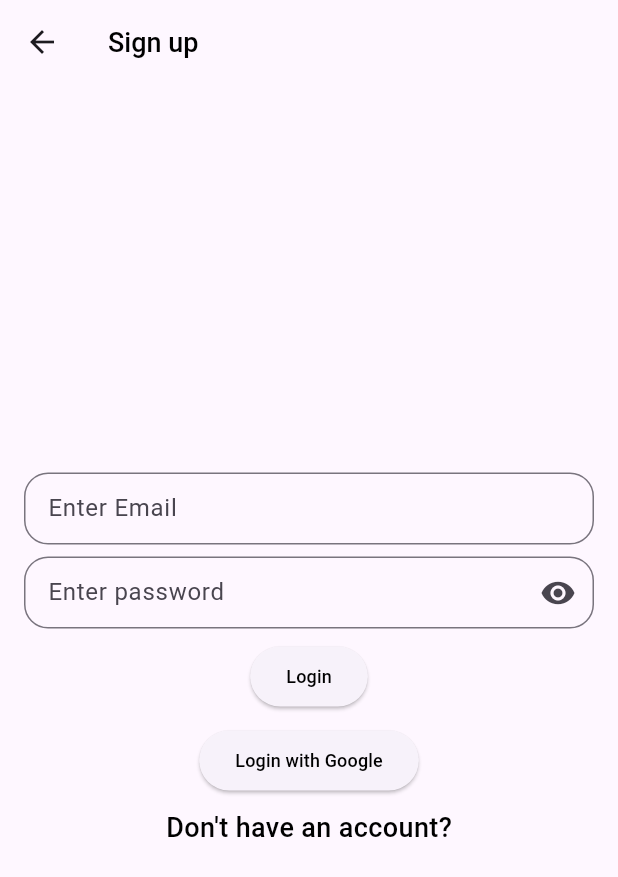
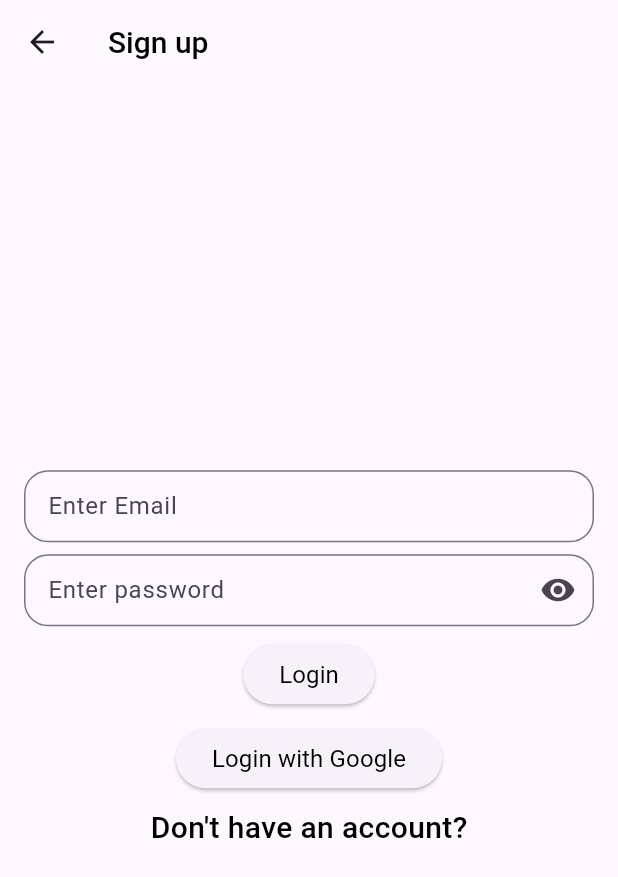
Before and after one commit to Avni21101/Sports-Booking-Flutter, a Flutter app: the LoginScreen screen opened by its route, on a phone screen of 412 x 824 dp. Shown: the top 877 px of the screen. Run offline on Flutter 3.47's test engine with Material 3 defaults, Android fonts, the phone set to English and light mode, and no system bars; our stand-ins replace auto_route, equatable, firebase_core, flutter_bloc, formz, fpdart and 3 more; accounts and stored records are empty; generated files the repository leaves out were written again; statements that could not run were skipped.

Commit message:
refactor: Update AppText widget and typography

```diff
--- a/lib/app_ui/data/typography.dart
+++ b/lib/app_ui/data/typography.dart
@@ -6,87 +6,57 @@ import 'package:flutter/material.dart';
 
 import '../gen/fonts.gen.dart';
 
-
 class AppTypographyData extends Equatable {
   const AppTypographyData({
-    required this.title,
-    required this.subTitle10,
-    required this.paragraph1,
-    required this.xsRegular,
-    required this.S,
-    required this.xsSemiBold,
-    required this.sSemiBold,
-    required this.XL,
-    required this.L,
-    required this.brand,
-    required this.regular10,
+    required this.xxSmall,
+    required this.xSmall,
+    required this.small,
+    required this.regular,
+    required this.medium,
+    required this.large,
+    required this.xlarge,
   });
 
   factory AppTypographyData.regular() => const AppTypographyData(
-    title: TextStyle(
-      fontSize: 16,
+    xxSmall: TextStyle(
+      fontSize: 4,
       fontWeight: FontWeight.w500,
       package: _packageName,
       fontFamily: FontFamily.opensans,
     ),
-    subTitle10: TextStyle(
-      fontSize: 10,
+    xSmall: TextStyle(
+      fontSize: 8,
       fontWeight: FontWeight.w500,
       package: _packageName,
       fontFamily: FontFamily.opensans,
     ),
-    paragraph1: TextStyle(
+    small: TextStyle(
       fontSize: 12,
       fontWeight: FontWeight.w500,
       package: _packageName,
       fontFamily: FontFamily.opensans,
     ),
-    xsRegular: TextStyle(
-      fontSize: 12,
+    regular: TextStyle(
+      fontSize: 16,
       fontWeight: FontWeight.w400,
       package: _packageName,
       fontFamily: FontFamily.opensans,
     ),
-    S: TextStyle(
-      fontSize: 14,
+    medium: TextStyle(
+      fontSize: 20,
       fontWeight: FontWeight.w500,
       package: _packageName,
       fontFamily: FontFamily.opensans,
     ),
-    xsSemiBold: TextStyle(
-      fontSize: 12,
+    large: TextStyle(
+      fontSize: 24,
       fontWeight: FontWeight.w600,
       package: _packageName,
       fontFamily: FontFamily.opensans,
     ),
-    sSemiBold: TextStyle(
-      fontSize: 14,
+    xlarge: TextStyle(
+      fontSize: 28,
       fontWeight: FontWeight.w600,
-      package: _packageName,
-      fontFamily: FontFamily.opensans,
-    ),
-    L: TextStyle(
-      fontSize: 18,
-      fontWeight: FontWeight.w500,
-      package: _packageName,
-      fontFamily: FontFamily.opensans,
-    ),
-    XL: TextStyle(
-      fontSize: 24,
-      fontWeight: FontWeight.w500,
-      package: _packageName,
-      fontFamily: FontFamily.opensans,
-    ),
-    brand: TextStyle(
-      fontSize: 40,
-      fontWeight: FontWeight.w600,
-      package: _packageName,
-      letterSpacing: -2,
-      fontFamily: FontFamily.opensans,
-    ),
-    regular10: TextStyle(
-      fontSize: 11,
-      fontWeight: FontWeight.w400,
       package: _packageName,
       fontFamily: FontFamily.opensans,
     ),
@@ -94,29 +64,14 @@ class AppTypographyData extends Equatable {
 
   static const _packageName = 'app_ui';
 
-  final TextStyle title;
-  final TextStyle subTitle10;
-  final TextStyle paragraph1;
-  final TextStyle xsRegular;
-  final TextStyle S;
-  final TextStyle xsSemiBold;
-  final TextStyle sSemiBold;
-  final TextStyle L;
-  final TextStyle XL;
-  final TextStyle regular10;
-  final TextStyle brand;
+  final TextStyle xxSmall;
+  final TextStyle xSmall;
+  final TextStyle small;
+  final TextStyle regular;
+  final TextStyle medium;
+  final TextStyle large;
+  final TextStyle xlarge;
 
   @override
-  List<Object?> get props => [
-    title,
-    subTitle10,
-    paragraph1,
-    xsRegular,
-    xsSemiBold,
-    regular10,
-    sSemiBold,
-    L,
-    XL,
-    brand,
-  ];
+  List<Object> get props => [xSmall, small, regular, medium, large, xlarge];
 }
--- a/lib/app_ui/widgets/text.dart
+++ b/lib/app_ui/widgets/text.dart
@@ -3,19 +3,7 @@
 import 'package:flutter/widgets.dart';
 import 'package:sports_booking/app_ui/theme.dart';
 
-enum AppTextLevel {
-  title,
-  subTitle,
-  paragraph1,
-  paragraph2,
-  s,
-  xsSemiBold,
-  sSemiBold,
-  XL,
-  L,
-  brand,
-  regular10,
-}
+enum AppTextLevel { xxSmall, xSmall, small, regular, medium, large, xlarge }
 
 class AppText extends StatelessWidget {
   const AppText({
@@ -24,13 +12,13 @@ class AppText extends StatelessWidget {
     this.color,
     this.fontSize,
     this.maxLines,
-    this.level = AppTextLevel.paragraph1,
+    this.level = AppTextLevel.regular,
     this.isUnderLine,
     this.style,
     this.textAlign,
   });
 
-  const AppText.subTitle10({
+  const AppText.xxSmall({
     super.key,
     this.text,
     this.color,
@@ -39,9 +27,9 @@ class AppText extends StatelessWidget {
     this.isUnderLine,
     this.style,
     this.textAlign,
-  }) : level = AppTextLevel.subTitle;
+  }) : level = AppTextLevel.xxSmall;
 
-  const AppText.regular10({
+  const AppText.xSmall({
     super.key,
     this.text,
     this.color,
@@ -50,9 +38,9 @@ class AppText extends StatelessWidget {
     this.isUnderLine,
     this.style,
     this.textAlign,
-  }) : level = AppTextLevel.regular10;
+  }) : level = AppTextLevel.xSmall;
 
-  const AppText.paragraph({
+  const AppText.small({
     super.key,
     this.text,
     this.color,
@@ -61,9 +49,9 @@ class AppText extends StatelessWidget {
     this.isUnderLine,
     this.style,
     this.textAlign,
-  }) : level = AppTextLevel.paragraph1;
+  }) : level = AppTextLevel.small;
 
-  const AppText.base({
+  const AppText.regular({
     super.key,
     this.text,
     this.color,
@@ -72,9 +60,9 @@ class AppText extends StatelessWidget {
     this.isUnderLine,
     this.style,
     this.textAlign,
-  }) : level = AppTextLevel.title;
+  }) : level = AppTextLevel.regular;
 
-  const AppText.xs({
+  const AppText.medium({
     super.key,
     this.text,
     this.color,
@@ -83,9 +71,9 @@ class AppText extends StatelessWidget {
     this.isUnderLine,
     this.style,
     this.textAlign,
-  }) : level = AppTextLevel.paragraph1;
+  }) : level = AppTextLevel.medium;
 
-  const AppText.xsRegular({
+  const AppText.large({
     super.key,
     this.text,
     this.color,
@@ -94,9 +82,9 @@ class AppText extends StatelessWidget {
     this.isUnderLine,
     this.style,
     this.textAlign,
-  }) : level = AppTextLevel.paragraph2;
+  }) : level = AppTextLevel.large;
 
-  const AppText.sSemiBold({
+  const AppText.xlarge({
     super.key,
     this.text,
     this.color,
@@ -105,65 +93,7 @@ class AppText extends StatelessWidget {
     this.isUnderLine,
     this.style,
     this.textAlign,
-  }) : level = AppTextLevel.sSemiBold;
-
-  const AppText.L({
-    super.key,
-    this.text,
-    this.color,
-    this.fontSize,
-    this.maxLines,
-    this.isUnderLine,
-    this.style,
-    this.textAlign,
-  }) : level = AppTextLevel.L;
-
-  // ignore: non_constant_identifier_names
-  const AppText.XL(
-    String s, {
-    super.key,
-    this.text,
-    this.color,
-    this.fontSize,
-    this.maxLines,
-    this.isUnderLine,
-    this.style,
-    this.textAlign,
-  }) : level = AppTextLevel.XL;
-
-  const AppText.xsSemiBold({
-    super.key,
-    this.text,
-    this.color,
-    this.fontSize,
-    this.maxLines,
-    this.isUnderLine,
-    this.style,
-    this.textAlign,
-  }) : level = AppTextLevel.xsSemiBold;
-
-  const AppText.s({
-    super.key,
-    this.text,
-    this.color,
-    this.fontSize,
-    this.maxLines,
-    this.isUnderLine,
-    this.style,
-    this.textAlign,
-  }) : level = AppTextLevel.s;
-
-  /// Use this text in case you want to write something in Vepaar logo's font style
-  const AppText.brand({
-    super.key,
-    this.text,
-    this.color,
-    this.fontSize,
-    this.maxLines,
-    this.isUnderLine,
-    this.style,
-    this.textAlign,
-  }) : level = AppTextLevel.brand;
+  }) : level = AppTextLevel.xlarge;
 
   final String? text;
   final AppTextLevel level;
@@ -177,65 +107,33 @@ class AppText extends StatelessWidget {
   @override
   Widget build(BuildContext context) {
     final theme = AppTheme.maybeOf(context);
-    final color =
-        this.color ??
-        () {
-          switch (level) {
-            case AppTextLevel.regular10:
-              return theme?.colors.black;
-            case AppTextLevel.paragraph1:
-            case AppTextLevel.xsSemiBold:
-              return theme?.colors.black;
-            case AppTextLevel.paragraph2:
-            case AppTextLevel.sSemiBold:
-              return theme?.colors.black;
-            case AppTextLevel.subTitle:
-              return theme?.colors.black;
-            case AppTextLevel.title:
-            case AppTextLevel.s:
-            case AppTextLevel.L:
-            case AppTextLevel.XL:
-            case AppTextLevel.brand:
-              return theme?.colors.black;
-          }
-        }();
     final style = () {
       switch (level) {
-        case AppTextLevel.regular10:
-          return theme?.typography.regular10;
-        case AppTextLevel.title:
-          return theme?.typography.title;
-        case AppTextLevel.subTitle:
-          return theme?.typography.subTitle10;
-        case AppTextLevel.paragraph1:
-          return theme?.typography.paragraph1;
-        case AppTextLevel.paragraph2:
-          return theme?.typography.xsRegular;
-        case AppTextLevel.s:
-          return theme?.typography.S;
-        case AppTextLevel.xsSemiBold:
-          return theme?.typography.xsSemiBold;
-        case AppTextLevel.sSemiBold:
-          return theme?.typography.sSemiBold;
-        case AppTextLevel.L:
-          return theme?.typography.L;
-        case AppTextLevel.XL:
-          return theme?.typography.XL;
-        case AppTextLevel.brand:
-          return theme?.typography.brand;
+        case AppTextLevel.xxSmall:
+          return theme?.typography.xxSmall;
+        case AppTextLevel.xSmall:
+          return theme?.typography.xSmall;
+        case AppTextLevel.small:
+          return theme?.typography.small;
+        case AppTextLevel.regular:
+          return theme?.typography.regular;
+        case AppTextLevel.medium:
+          return theme?.typography.medium;
+        case AppTextLevel.large:
+          return theme?.typography.large;
+        case AppTextLevel.xlarge:
+          return theme?.typography.xlarge;
       }
     }();
     return Text(
       text ?? '',
       textAlign: textAlign,
-      style: style
-          ?.copyWith(
-            color: theme?.colors.black,
-            fontSize: fontSize,
-            decoration: isUnderLine ?? false ? TextDecoration.underline : null,
-            decorationColor: color,
-          )
-          .merge(style),
+      style: style?.copyWith(
+        color: color ?? theme?.colors.black,
+        fontSize: fontSize,
+        decoration: isUnderLine ?? false ? TextDecoration.underline : null,
+        decorationColor: color,
+      ),
       maxLines: maxLines,
       overflow: TextOverflow.ellipsis,
     );
--- a/lib/modules/authentication/screens/login_screen.dart
+++ b/lib/modules/authentication/screens/login_screen.dart
@@ -38,7 +38,7 @@ class LoginScreen extends StatelessWidget implements AutoRouteWrapper {
       },
       builder: (context, state) {
         return Scaffold(
-          appBar: AppBar(title: AppText.L(text: 'Sign up')),
+          appBar: AppBar(title: AppText.medium(text: 'Sign up')),
           body: Padding(
             padding: const EdgeInsets.all(Insets.medium16),
             child: Center(
@@ -81,7 +81,7 @@ class LoginScreen extends StatelessWidget implements AutoRouteWrapper {
                     onTap: () async {
                       await context.replaceRoute(SignUpRoute());
                     },
-                    child: AppText.L(text: "Don't have an account?"),
+                    child: AppText.medium(text: "Don't have an account?"),
                   ),
                 ],
               ),
--- a/lib/modules/authentication/screens/sign_up_screen.dart
+++ b/lib/modules/authentication/screens/sign_up_screen.dart
@@ -35,7 +35,7 @@ class SignUpScreen extends StatelessWidget implements AutoRouteWrapper {
       },
       builder: (context, state) {
         return Scaffold(
-          appBar: AppBar(title: AppText.L(text: 'Sign up')),
+          appBar: AppBar(title: AppText.medium(text: 'Sign up')),
           body: Padding(
             padding: const EdgeInsets.all(Insets.medium16),
             child: Center(
@@ -72,7 +72,7 @@ class SignUpScreen extends StatelessWidget implements AutoRouteWrapper {
                     onTap: () async {
                       await context.replaceRoute(LoginRoute());
                     },
-                    child: AppText.L(text: 'Already have an account?'),
+                    child: AppText.medium(text: 'Already have an account?'),
                   ),
                 ],
               ),
--- a/lib/modules/my_bookings/screens/my_bookings.dart
+++ b/lib/modules/my_bookings/screens/my_bookings.dart
@@ -8,6 +8,6 @@ class MyBookingsScreen extends StatelessWidget {
 
   @override
   Widget build(BuildContext context) {
-    return const Center(child: AppText.XL('My Bookings'));
+    return const Center(child: AppText.large(text: 'My Bookings'));
   }
 }
--- a/lib/modules/profile/screens/profile_screen.dart
+++ b/lib/modules/profile/screens/profile_screen.dart
@@ -26,7 +26,7 @@ class ProfileScreen extends StatelessWidget implements AutoRouteWrapper {
             child: Column(
               mainAxisAlignment: MainAxisAlignment.center,
               children: [
-                AppText.xsSemiBold(text: 'Profile Screen'),
+                AppText.regular(text: 'Profile Screen'),
                 AppButton(
                   buttonWidget:
                       state.apiStatus == ApiStatus.loading
```
